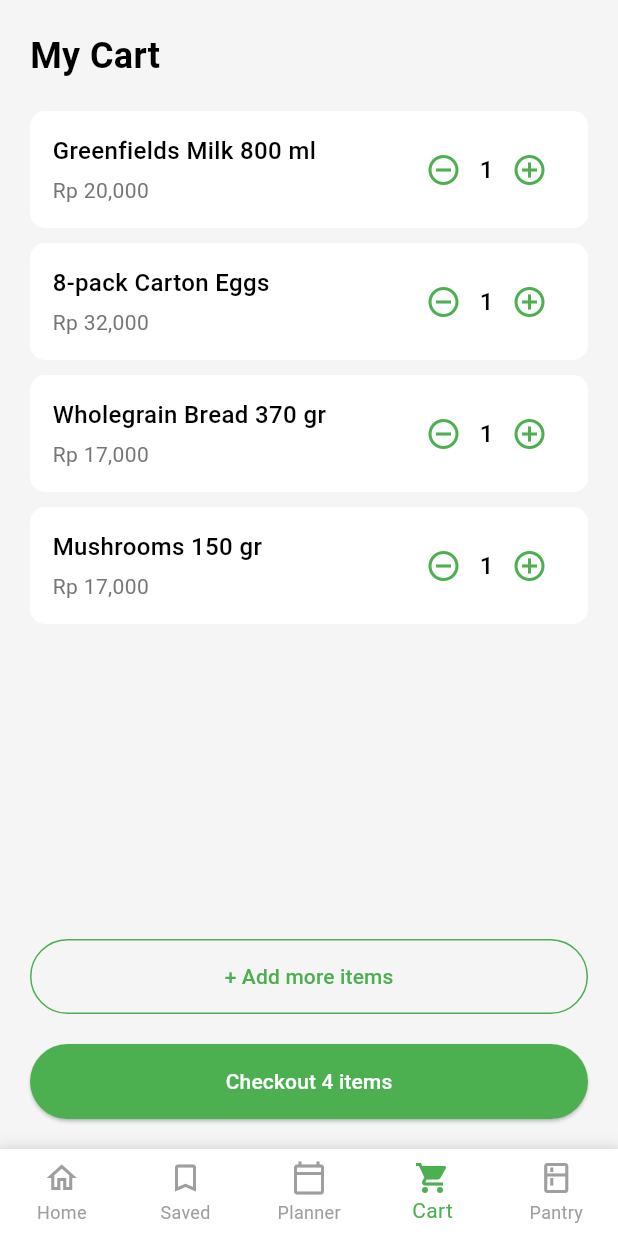
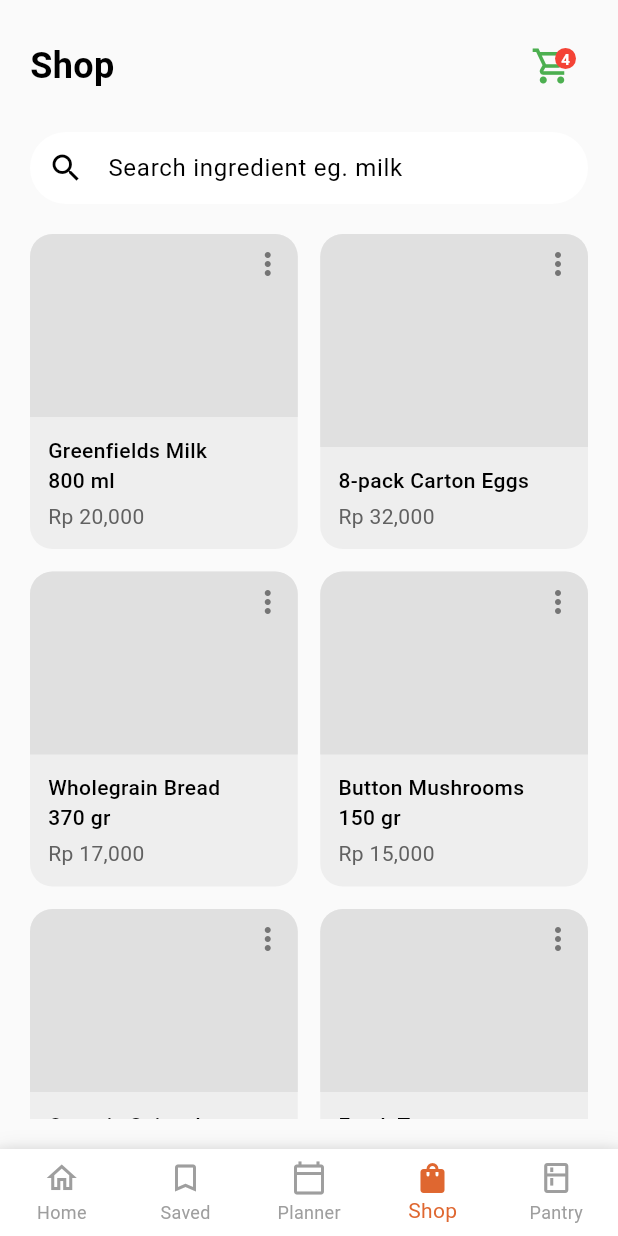
Before and after one commit to KennyTangg/Homii, a Flutter app: the HomeScreen screen opened directly, item 4 of the bottom bar chosen, on a phone screen of 412 x 824 dp. Run offline on Flutter 3.47's test engine with Material 3 defaults, Android fonts, the phone set to English and light mode, and no system bars; our stand-ins replace device_preview.

Commit message:
Update designs

```diff
--- /dev/null
+++ b/devtools_options.yaml
@@ -0,0 +1,3 @@
+description: This file stores settings for Dart & Flutter DevTools.
+documentation: https://docs.flutter.dev/tools/devtools/extensions#configure-extension-enablement-states
+extensions:
--- a/lib/screens/home/cart_screen.dart
+++ b/lib/screens/home/cart_screen.dart
@@ -6,55 +6,78 @@ class CartScreen extends StatelessWidget {
   @override
   Widget build(BuildContext context) {
     return Scaffold(
-      backgroundColor: Colors.grey[100],
-      body: SafeArea(
-        child: Padding(
-          padding: const EdgeInsets.all(20.0),
-          child: Column(
-            crossAxisAlignment: CrossAxisAlignment.start,
-            children: [
-              const Text(
+      backgroundColor: Color(0xFFF5F5F0),
+      appBar: AppBar(
+        backgroundColor: Color(0xFFF5F5F0),
+        elevation: 0,
+        title: const Text(
           'My Cart',
           style: TextStyle(
-                  fontSize: 24,
+            fontSize: 18,
             fontWeight: FontWeight.bold,
+            color: Colors.black,
           ),
         ),
-              const SizedBox(height: 20),
+        centerTitle: true,
+        leading: IconButton(
+          icon: const Icon(Icons.arrow_back_ios, color: Colors.black, size: 20),
+          onPressed: () => Navigator.pop(context),
+        ),
+      ),
+      body: Padding(
+        padding: const EdgeInsets.symmetric(horizontal: 20.0),
+        child: Column(
+          children: [
             Expanded(
               child: ListView(
                 children: [
-                    _buildCartItem('Greenfields Milk 800 ml', 'Rp 20,000'),
-                    _buildCartItem('8-pack Carton Eggs', 'Rp 32,000'),
-                    _buildCartItem('Wholegrain Bread 370 gr', 'Rp 17,000'),
-                    _buildCartItem('Mushrooms 150 gr', 'Rp 17,000'),
+                  _buildCartItem('Greenfields Milk 800 ml', 'Rp 20.000'),
+                  _buildCartItem('8-pack Carton Eggs', 'Rp 32.000'),
+                  _buildCartItem('Wholegrain Bread 370 gr', 'Rp 17.000'),
+                  _buildCartItem('Button Mushrooms 150 gr', 'Rp 17.000'),
                 ],
               ),
             ),
-              const SizedBox(height: 20),
-              OutlinedButton(
-                onPressed: () {},
+            Padding(
+              padding: const EdgeInsets.symmetric(vertical: 20.0),
+              child: OutlinedButton.icon(
+                onPressed: () {
+                  Navigator.pop(context);
+                },
+                icon: const Icon(Icons.add),
+                label: const Text('Add more items'),
                 style: OutlinedButton.styleFrom(
                   foregroundColor: Colors.green,
                   side: const BorderSide(color: Colors.green),
                   minimumSize: const Size(double.infinity, 50),
+                  shape: RoundedRectangleBorder(
+                    borderRadius: BorderRadius.circular(30),
                   ),
-                child: const Text('+ Add more items'),
                 ),
-              const SizedBox(height: 20),
-              ElevatedButton(
+              ),
+            ),
+            Padding(
+              padding: const EdgeInsets.only(bottom: 30.0),
+              child: ElevatedButton(
                 onPressed: () {},
                 style: ElevatedButton.styleFrom(
-                  backgroundColor: Colors.green,
+                  backgroundColor: Color(0xFFE67E22),
                   minimumSize: const Size(double.infinity, 50),
+                  shape: RoundedRectangleBorder(
+                    borderRadius: BorderRadius.circular(30),
+                  ),
                 ),
                 child: const Text(
                   'Checkout 4 items',
-                  style: TextStyle(color: Colors.white),
+                  style: TextStyle(
+                    color: Colors.white,
+                    fontSize: 16,
+                    fontWeight: FontWeight.bold,
+                  ),
+                ),
               ),
             ),
           ],
-          ),
         ),
       ),
     );
@@ -63,15 +86,15 @@ class CartScreen extends StatelessWidget {
   Widget _buildCartItem(String name, String price) {
     return Container(
       margin: const EdgeInsets.only(bottom: 10),
-      padding: const EdgeInsets.all(15),
+      padding: const EdgeInsets.symmetric(horizontal: 20, vertical: 15),
       decoration: BoxDecoration(
         color: Colors.white,
-        borderRadius: BorderRadius.circular(10),
+        borderRadius: BorderRadius.circular(15),
       ),
       child: Row(
+        mainAxisAlignment: MainAxisAlignment.spaceBetween,
         children: [
-          Expanded(
-            child: Column(
+          Column(
             crossAxisAlignment: CrossAxisAlignment.start,
             children: [
               Text(
@@ -91,13 +114,22 @@ class CartScreen extends StatelessWidget {
               ),
             ],
           ),
+          Container(
+            decoration: BoxDecoration(
+              border: Border.all(color: Colors.green),
+              borderRadius: BorderRadius.circular(20),
             ),
-          Row(
+            child: Row(
               children: [
-              IconButton(
-                icon: const Icon(Icons.remove_circle_outline),
+                SizedBox(
+                  width: 30,
+                  height: 30,
+                  child: IconButton(
+                    padding: EdgeInsets.zero,
+                    icon: const Icon(Icons.remove, size: 18),
+                    color: Colors.green,
                     onPressed: () {},
-                color: Colors.green,
+                  ),
                 ),
                 const Text(
                   '1',
@@ -106,12 +138,18 @@ class CartScreen extends StatelessWidget {
                     fontWeight: FontWeight.w500,
                   ),
                 ),
-              IconButton(
-                icon: const Icon(Icons.add_circle_outline),
+                SizedBox(
+                  width: 30,
+                  height: 30,
+                  child: IconButton(
+                    padding: EdgeInsets.zero,
+                    icon: const Icon(Icons.add, size: 18),
+                    color: Colors.green,
                     onPressed: () {},
-                color: Colors.green,
+                  ),
                 ),
               ],
+            ),
           ),
         ],
       ),
--- a/lib/screens/home/home_screen.dart
+++ b/lib/screens/home/home_screen.dart
@@ -2,7 +2,7 @@ import 'package:flutter/material.dart';
 import 'saved_recipes_screen.dart';
 import 'planner_screen.dart';
 import 'pantry_screen.dart';
-import 'cart_screen.dart';
+import 'shop_screen.dart';
 
 class HomeScreen extends StatefulWidget {
   const HomeScreen({super.key});
@@ -17,7 +17,7 @@ class _HomeScreenState extends State<HomeScreen> {
   final List<Widget> _pages = [
     const SavedRecipesScreen(),
     const PlannerScreen(),
-    const CartScreen(),
+    const ShopScreen(),
     const PantryScreen(),
   ];
 
@@ -54,16 +54,16 @@ class _HomeScreenState extends State<HomeScreen> {
           onTap: _onItemTapped,
           type: BottomNavigationBarType.fixed,
           backgroundColor: Colors.white,
-          selectedItemColor: Colors.green,
+          selectedItemColor: Theme.of(context).colorScheme.secondary,
           unselectedItemColor: Colors.grey,
-          items: const [
+          items: [
             BottomNavigationBarItem(
               icon: Icon(Icons.home_outlined),
               activeIcon: Icon(Icons.home),
               label: 'Home',
             ),
             BottomNavigationBarItem(
-              icon: Icon(Icons.bookmark_outline),
+              icon: Icon(Icons.bookmark_border_outlined),
               activeIcon: Icon(Icons.bookmark),
               label: 'Saved',
             ),
@@ -73,9 +73,9 @@ class _HomeScreenState extends State<HomeScreen> {
               label: 'Planner',
             ),
             BottomNavigationBarItem(
-              icon: Icon(Icons.shopping_cart_outlined),
-              activeIcon: Icon(Icons.shopping_cart),
-              label: 'Cart',
+              icon: Icon(Icons.shopping_bag_outlined),
+              activeIcon: Icon(Icons.shopping_bag),
+              label: 'Shop',
             ),
             BottomNavigationBarItem(
               icon: Icon(Icons.kitchen_outlined),
--- /dev/null
+++ b/lib/screens/home/shop_screen.dart
@@ -0,0 +1,162 @@
+import 'package:flutter/material.dart';
+import 'cart_screen.dart';
+
+class ShopScreen extends StatelessWidget {
+  const ShopScreen({super.key});
+
+  @override
+  Widget build(BuildContext context) {
+    return Scaffold(
+      backgroundColor: Colors.grey[50],
+      body: SafeArea(
+        child: Padding(
+          padding: const EdgeInsets.all(20.0),
+          child: Column(
+            crossAxisAlignment: CrossAxisAlignment.start,
+            children: [
+              Row(
+                mainAxisAlignment: MainAxisAlignment.spaceBetween,
+                children: [
+                  const Text(
+                    'Shop',
+                    style: TextStyle(
+                      fontSize: 24,
+                      fontWeight: FontWeight.bold,
+                    ),
+                  ),
+                  Stack(
+                    children: [
+                      IconButton(
+                        icon: const Icon(Icons.shopping_cart_outlined),
+                        onPressed: () {
+                          Navigator.push(
+                            context,
+                            MaterialPageRoute(
+                              builder: (context) => const CartScreen(),
+                            ),
+                          );
+                        },
+                        iconSize: 28,
+                        color: Colors.green,
+                      ),
+                      Positioned(
+                        right: 8,
+                        top: 8,
+                        child: Container(
+                          padding: const EdgeInsets.all(4),
+                          decoration: const BoxDecoration(
+                            color: Colors.red,
+                            shape: BoxShape.circle,
+                          ),
+                          child: const Text(
+                            '4',
+                            style: TextStyle(
+                              color: Colors.white,
+                              fontSize: 10,
+                              fontWeight: FontWeight.bold,
+                            ),
+                          ),
+                        ),
+                      ),
+                    ],
+                  ),
+                ],
+              ),
+              const SizedBox(height: 20),
+              TextField(
+                decoration: InputDecoration(
+                  hintText: 'Search ingredient eg. milk',
+                  prefixIcon: const Icon(Icons.search),
+                  filled: true,
+                  fillColor: Colors.white,
+                  border: OutlineInputBorder(
+                    borderRadius: BorderRadius.circular(30),
+                    borderSide: BorderSide.none,
+                  ),
+                  contentPadding: const EdgeInsets.symmetric(vertical: 0),
+                ),
+              ),
+              const SizedBox(height: 20),
+              Expanded(
+                child: GridView.count(
+                  crossAxisCount: 2,
+                  crossAxisSpacing: 15,
+                  mainAxisSpacing: 15,
+                  childAspectRatio: 0.85,
+                  children: [
+                    _buildProductCard('Greenfields Milk\n800 ml', 'Rp 20,000'),
+                    _buildProductCard('8-pack Carton Eggs', 'Rp 32,000'),
+                    _buildProductCard('Wholegrain Bread\n370 gr', 'Rp 17,000'),
+                    _buildProductCard('Button Mushrooms\n150 gr', 'Rp 15,000'),
+                    _buildProductCard('Organic Spinach\n200 gr', 'Rp 12,000'),
+                    _buildProductCard('Fresh Tomatoes\n500 gr', 'Rp 10,000'),
+                  ],
+                ),
+              ),
+            ],
+          ),
+        ),
+      ),
+    );
+  }
+
+  Widget _buildProductCard(String name, String price) {
+    return Container(
+      decoration: BoxDecoration(
+        color: Colors.grey[200],
+        borderRadius: BorderRadius.circular(15),
+      ),
+      child: Column(
+        crossAxisAlignment: CrossAxisAlignment.start,
+        children: [
+          Expanded(
+            child: Stack(
+              children: [
+                Container(
+                  decoration: BoxDecoration(
+                    color: Colors.grey[300],
+                    borderRadius: const BorderRadius.only(
+                      topLeft: Radius.circular(15),
+                      topRight: Radius.circular(15),
+                    ),
+                  ),
+                ),
+                Positioned(
+                  top: 8,
+                  right: 8,
+                  child: Icon(
+                    Icons.more_vert,
+                    color: Colors.grey[600],
+                  ),
+                ),
+              ],
+            ),
+          ),
+          Padding(
+            padding: const EdgeInsets.all(12.0),
+            child: Column(
+              crossAxisAlignment: CrossAxisAlignment.start,
+              children: [
+                Text(
+                  name,
+                  style: const TextStyle(
+                    fontWeight: FontWeight.w500,
+                    fontSize: 14,
+                  ),
+                ),
+                const SizedBox(height: 4),
+                Text(
+                  price,
+                  style: TextStyle(
+                    color: Colors.grey[700],
+                    fontSize: 14,
+                  ),
+                ),
+              ],
+            ),
+          ),
+        ],
+      ),
+    );
+  }
+}
```
Also changed, not shown: lib/screens/home/pantry_screen.dart (+37 -16 lines), lib/screens/home/planner_screen.dart (+9 -2 lines), lib/screens/home/saved_recipes_screen.dart (+40 -21 lines), lib/screens/user_preferences/goals_screen.dart (line endings or trailing spaces), 1 other file. Lines whose indentation alone changed are shown as unchanged.
